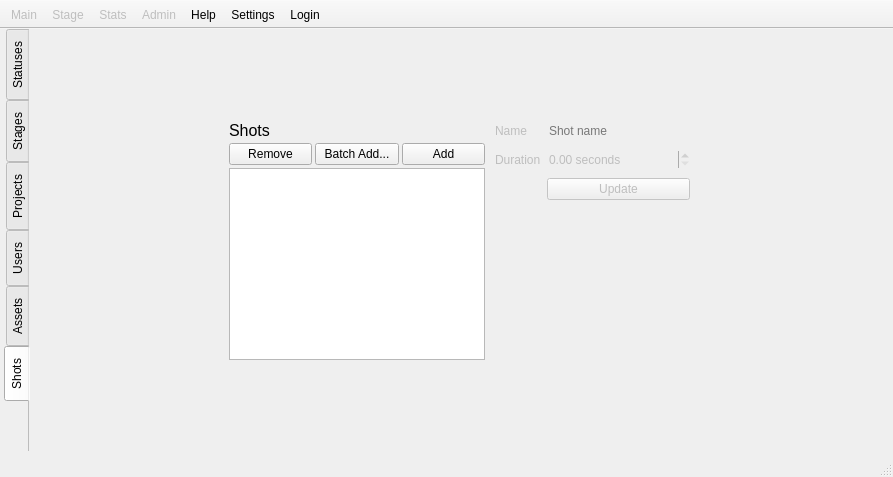
RxLaboratory/Ramses, file Ramses/mainwindow.ui: the form before one commit.
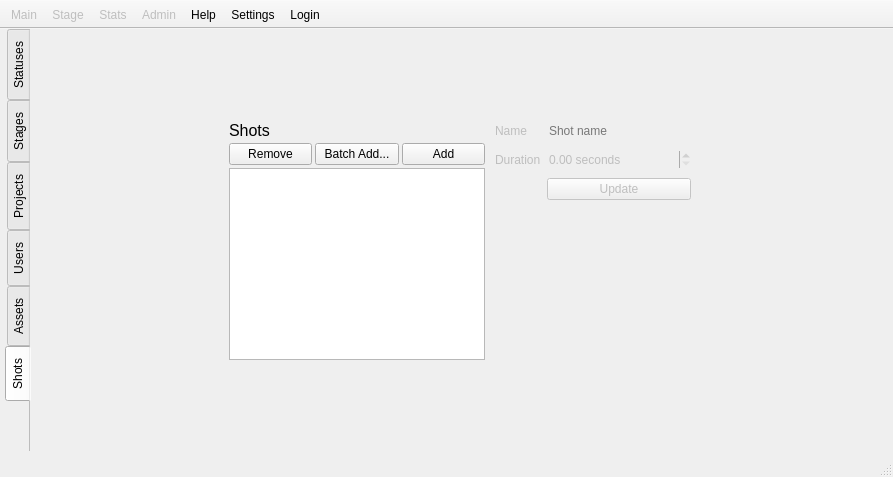
The form after the commit. The open tabs and pages were chosen to show the change. Icons and pictures are not drawn.

Commit message: Assets implementation

The edit to the form file:
```diff
--- a/Ramses/mainwindow.ui
+++ b/Ramses/mainwindow.ui
@@ -435,7 +435,7 @@
          <number>0</number>
         </property>
         <property name="leftMargin">
-         <number>0</number>
+         <number>1</number>
         </property>
         <property name="topMargin">
          <number>0</number>
```
Left out of the diff: 2 changed lines with no effect on the pictures. The commit also changes 2 other files.
